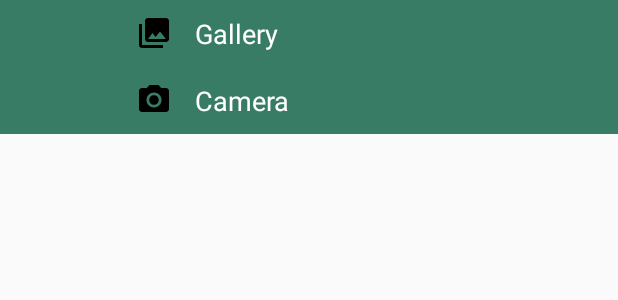
After one commit to vdseoane/STOCKNFC-TFM, an Android app: the layout dialogo_camara.xml on its own in the app's theme, with its tools: preview values and no code run, on a phone screen of 412 x 824 dp. The commit adds this screen. Shown: the top 300 px of the screen. Run offline under Robolectric (Android 15) with nearby library versions, the phone set to English and light mode, and no system bars.

Commit message:
obtener foto camara
funcionando

```diff
--- /dev/null
+++ b/StockNFC/app/src/main/res/layout/dialogo_camara.xml
@@ -0,0 +1,30 @@
+<?xml version="1.0" encoding="utf-8"?>
+<LinearLayout xmlns:android="http://schemas.android.com/apk/res/android"
+    android:orientation="vertical"
+    android:layout_width="match_parent"
+    android:layout_height="wrap_content"
+    android:gravity="center|center_vertical"
+    android:background="@color/lightGreen">
+
+    <TextView
+        android:layout_width="250dp"
+        android:layout_height="wrap_content"
+        android:text="Gallery"
+        android:textColor="@color/white"
+        android:textSize="18sp"
+        android:padding="10dp"
+
+        android:drawableLeft="@drawable/ic_menu_gallery"
+        android:drawablePadding="15dp"
+        android:id="@+id/textView_gallery"/>
+    <TextView
+        android:layout_width="250dp"
+        android:layout_height="wrap_content"
+        android:textColor="@color/white"
+        android:textSize="18sp"
+        android:text="Camera"
+        android:drawablePadding="15dp"
+        android:drawableLeft="@drawable/ic_menu_camera"
+        android:padding="10dp"
+        android:id="@+id/textView_camera"/>
+</LinearLayout>
--- a/StockNFC/app/src/main/res/values/colors.xml
+++ b/StockNFC/app/src/main/res/values/colors.xml
@@ -3,4 +3,6 @@
     <color name="colorPrimary">#3F51B5</color>
     <color name="colorPrimaryDark">#303F9F</color>
     <color name="colorAccent">#FF4081</color>
+    <color name="white">#FFFFFF</color>
+    <color name="lightGreen">#387C66</color>
 </resources>
```
Also changed, not shown: StockNFC/app/src/main/java/com/example/victor/stocknfc/fragmetos/Fragmento_Articulo.java (+62 -54 lines).
